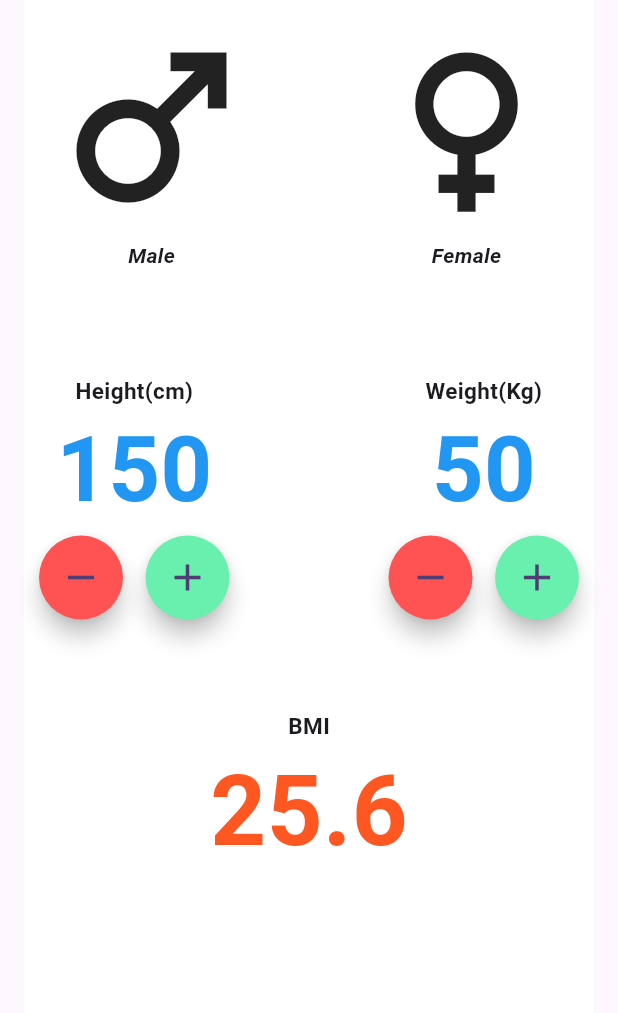
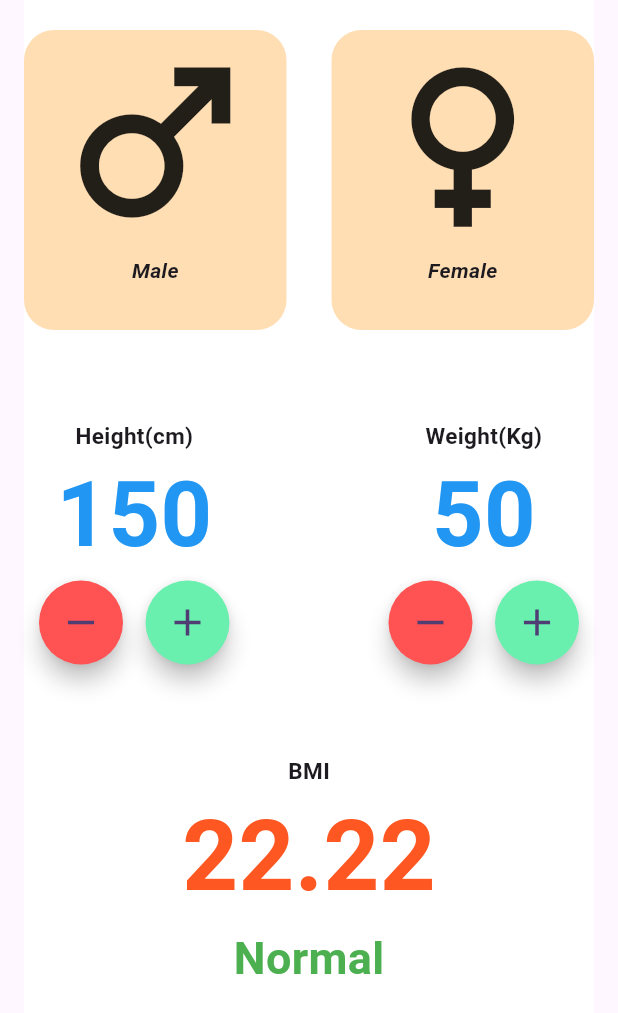
Before and after one commit to nishadadilshan/BMI_Calculator, a Flutter app: the screen it shows after launch, on a phone screen of 412 x 824 dp. Shown: the top 1013 px of the screen. Run offline on Flutter 3.47's test engine with Material 2 defaults, Android fonts, the phone set to English and light mode, and no system bars.

```diff
--- a/lib/main_page.dart
+++ b/lib/main_page.dart
@@ -1,4 +1,3 @@
-import 'package:flutter/cupertino.dart';
 import 'package:flutter/material.dart';
 import 'package:flutter_projects/constants.dart';
 
@@ -12,6 +11,24 @@ class MainPage extends StatefulWidget {
 class _MainPageState extends State<MainPage> {
   int height = 150;
   int weight = 50;
+  late double bmi= calculateBmi(height: height, weight: weight);
+  String gender = "";
+
+
+  double calculateBmi({ required int height, required int weight}){
+    bmi = weight/ (height/100 * height/100);
+    return bmi;
+  }
+
+  static String getResult(bmiValue){
+    if(bmiValue >= 25){
+      return "Overweight";
+    }else if (bmiValue > 18.5){
+      return "Normal";
+    }else{
+      return "UnderWeight";
+    }
+  }
 
   @override
   Widget build(BuildContext context) {
@@ -22,13 +39,27 @@ class _MainPageState extends State<MainPage> {
         // padding for horizontal only.
         child: Container(
           color: Colors.white,
+
           child: Column(
             children: [
-              const Row(
+              const SizedBox(height: 20,),
+               Row(
                 children: [
-                  Padding(
-                    padding: EdgeInsets.all(10.0),
-                    child: Column(
+                  GestureDetector(
+                    onTap: (){
+                      setState(() {
+                        gender = "M";
+                      });
+                    },
+                    child: Container(
+                      width: 175,
+                      height: 200,
+                      decoration: BoxDecoration(
+                        borderRadius: BorderRadius.circular(20),
+                        color: gender == "M" ? Colors.orangeAccent.withAlpha(180) : Colors.orangeAccent.withAlpha(100) ,
+                      ),
+
+                      child: const Column(
                         children: [
                           Icon(
                             Icons.male,
@@ -43,10 +74,22 @@ class _MainPageState extends State<MainPage> {
                         ],
                       ),
                     ),
-                  Spacer(),
-                  Padding(
-                    padding: EdgeInsets.all(10.0),
-                    child: Column(
+                  ),
+                  const Spacer(),
+                  GestureDetector(
+                    onTap: (){
+                      setState(() {
+                        gender="F";
+                      });
+                    },
+                    child: Container(
+                      width: 175,
+                      height: 200,
+                      decoration: BoxDecoration(
+                        borderRadius: BorderRadius.circular(20),
+                        color: gender == "F" ? Colors.orangeAccent.withAlpha(180) : Colors.orangeAccent.withAlpha(100) ,
+                      ),
+                      child: const Column(
                         children: [
                           Icon(
                             Icons.female,
@@ -59,6 +102,7 @@ class _MainPageState extends State<MainPage> {
                                 fontWeight: FontWeight.bold),
                           ),
                         ],
+                      ),
                     ),
                   )
                 ],
@@ -83,9 +127,12 @@ class _MainPageState extends State<MainPage> {
                             FloatingActionButton(
                               onPressed: () {
                                 setState(() {
+                                  if (height > 50) {
                                     height--;
+                                  }
                                 });
                                 // print(height);
+                               bmi = calculateBmi(height: height, weight: weight);
                               },
                               backgroundColor: Colors.redAccent,
                               shape: const CircleBorder(),
@@ -98,8 +145,11 @@ class _MainPageState extends State<MainPage> {
                             FloatingActionButton(
                               onPressed: () {
                                 setState(() {
+                                  if (height < 250) {
                                     height++;
+                                  }
                                 });
+                                bmi = calculateBmi(height: height, weight: weight);
                               },
                               backgroundColor: Colors.greenAccent,
                               shape: const CircleBorder(),
@@ -129,8 +179,11 @@ class _MainPageState extends State<MainPage> {
                             FloatingActionButton(
                                 onPressed: () {
                                   setState(() {
+                                    if(weight > 10) {
                                       weight--;
+                                    }
                                   });
+                                  bmi = calculateBmi(height: height, weight: weight);
                                 },
                                 backgroundColor: Colors.redAccent,
                                 shape: const CircleBorder(),
@@ -142,8 +195,11 @@ class _MainPageState extends State<MainPage> {
                             FloatingActionButton(
                               onPressed: () {
                                 setState(() {
+                                  if(weight < 200) {
                                     weight++;
+                                  }
                                 });
+                                bmi = calculateBmi(height: height, weight: weight);
                               },
                               backgroundColor: Colors.greenAccent,
                               shape: const CircleBorder(),
@@ -160,9 +216,9 @@ class _MainPageState extends State<MainPage> {
                 ],
               ),
               const SizedBox(height: 50),
-              const Column(
+               Column(
                 children: [
-                  Text(
+                  const Text(
                     "BMI",
                     style: TextStyle(
                       fontWeight: FontWeight.bold,
@@ -170,9 +226,13 @@ class _MainPageState extends State<MainPage> {
                     ),
                   ),
                   Text(
-                    "25.6",
+                    bmi.toStringAsFixed(2),
                     style: kOutPutText,
-                  )
+                  ),
+                  Text(getResult(bmi), style: TextStyle(
+                      fontWeight:FontWeight.bold,
+                      fontSize: 30,
+                      color: getResult(bmi) == "Normal" ? Colors.green : Colors.red),)
                 ],
               )
             ],
```
Lines whose indentation alone changed are shown as unchanged.
